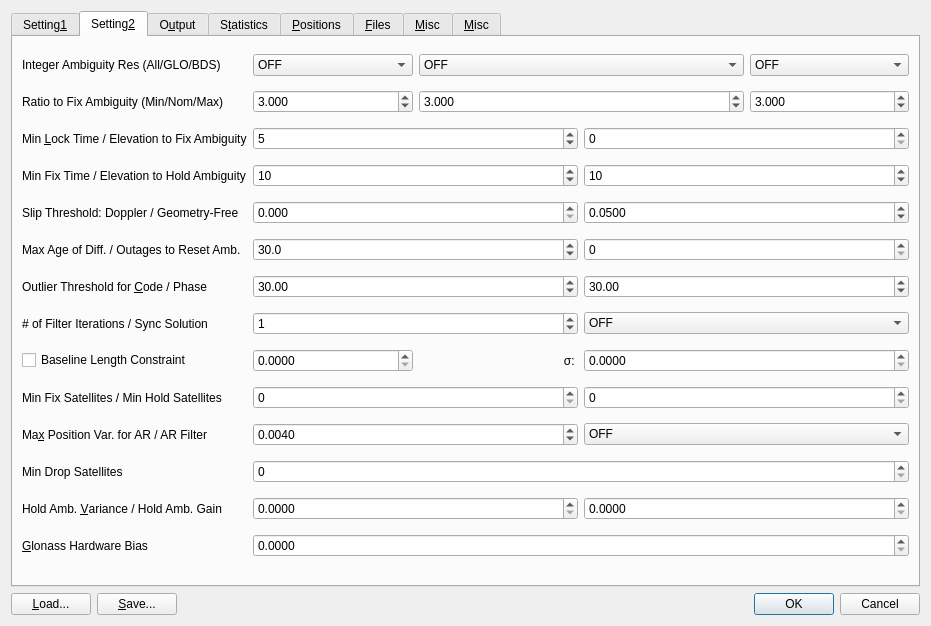
This is app/qtapp/appcmn_qt/navi_post_opt.ui in ourairquality/RTKLIB as Qt 5 draws it before an edit. The edited form follows.
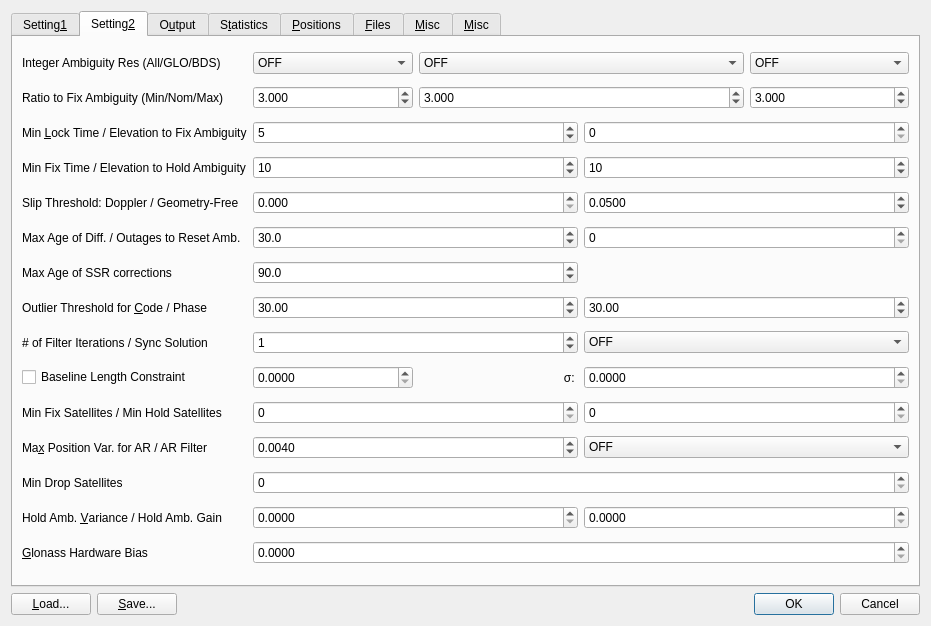
This is the edited form. Icons and pictures are not drawn. Custom widgets are drawn as their Qt base class.

What changed in the file:
```diff
--- a/app/qtapp/appcmn_qt/navi_post_opt.ui
+++ b/app/qtapp/appcmn_qt/navi_post_opt.ui
@@ -907,6 +907,22 @@
          </property>
         </widget>
        </item>
+       <item row="12" column="1" colspan="2">
+        <widget class="QDoubleSpinBox" name="sBMaxAgeSSR">
+         <property name="toolTip">
+          <string>&lt;html&gt;&lt;head/&gt;&lt;body&gt;&lt;p&gt;Define the maximum value of age of SSR ephemeris and clock corrections (option: &lt;span style=&quot; font-style:italic;&quot;&gt;pos2-maxagessr&lt;/span&gt;) &lt;/p&gt;&lt;/body&gt;&lt;/html&gt;</string>
+         </property>
+         <property name="decimals">
+          <number>1</number>
+         </property>
+         <property name="maximum">
+          <double>3600.0</double>
+         </property>
+         <property name="value">
+          <double>90.0</double>
+         </property>
+        </widget>
+       </item>
        <item row="5" column="3" colspan="2">
         <widget class="QDoubleSpinBox" name="sBElevationMaskAR">
          <property name="toolTip">
@@ -1003,6 +1019,16 @@
          </property>
         </widget>
        </item>
+       <item row="12" column="0">
+        <widget class="QLabel" name="Label15">
+         <property name="text">
+          <string>Max Age of SSR corrections</string>
+         </property>
+         <property name="buddy">
+          <cstring>sBMaxAgeSSR</cstring>
+         </property>
+        </widget>
+       </item>
        <item row="15" column="3" colspan="2">
         <widget class="QComboBox" name="cBSyncSolution">
          <property name="toolTip">
```
Left out of the diff: 2 changed lines with no effect on the pictures.
